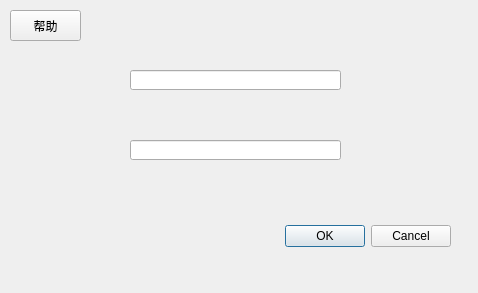
Qt form Transit/login.ui (Nqn7mi-mylove/NJUPT-ProgramWeek) before a commit.
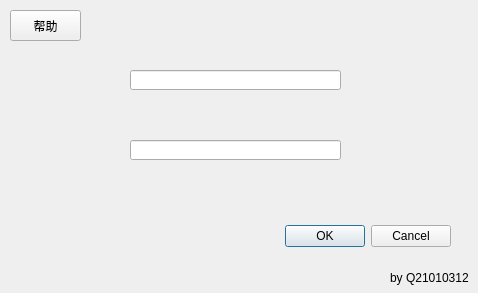
The same form after that commit.

The edit to the form file:
```diff
--- a/Transit/login.ui
+++ b/Transit/login.ui
@@ -62,6 +62,19 @@
     <string>帮助</string>
    </property>
   </widget>
+  <widget class="QLabel" name="label">
+   <property name="geometry">
+    <rect>
+     <x>390</x>
+     <y>270</y>
+     <width>91</width>
+     <height>16</height>
+    </rect>
+   </property>
+   <property name="text">
+    <string>by Q21010312</string>
+   </property>
+  </widget>
  </widget>
  <resources/>
  <connections>
```
